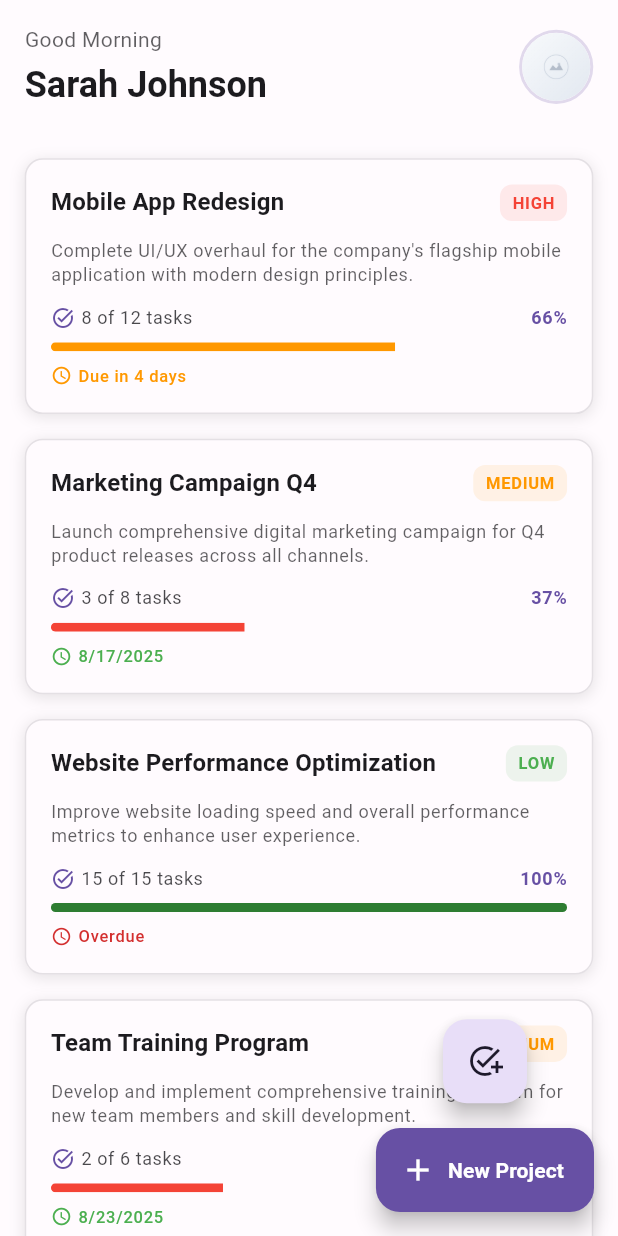
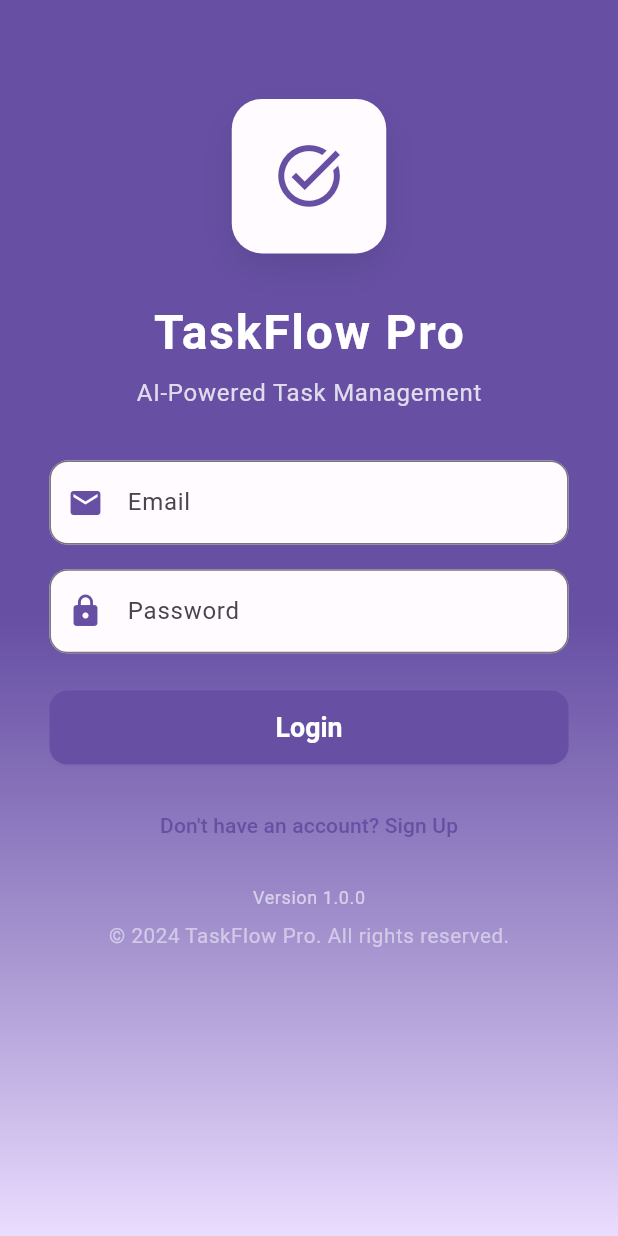
Before and after one commit to EWO-CHIKAMSO/flutter-taskManager, a Flutter app: the screen it shows after launch, on a phone screen of 412 x 824 dp. Run offline on Flutter 3.47's test engine with Material 3 defaults, Android fonts, the phone set to English and light mode, and no system bars; drawn by our look-alikes of cached_network_image; our stand-ins replace connectivity_plus, firebase_auth, firebase_core, flutter_svg, google_fonts, sizer; accounts and stored records are empty.

Commit message:
new commits

```diff
--- a/lib/presentation/home_screen/home_screen.dart
+++ b/lib/presentation/home_screen/home_screen.dart
@@ -1,3 +1,4 @@
+import 'package:firebase_auth/firebase_auth.dart';
 import 'package:flutter/material.dart';
 import 'package:sizer/sizer.dart';
 
@@ -21,13 +22,31 @@ class _HomeScreenState extends State<HomeScreen> with TickerProviderStateMixin {
   Map<String, dynamic>? _selectedProject;
   OverlayEntry? _overlayEntry;
 
-  // Mock user data
-  final Map<String, dynamic> _userData = {
-    "name": "Sarah Johnson",
-    "email": "sarah.johnson@email.com",
-    "avatar":
-        "https://images.unsplash.com/photo-1494790108755-2616b612b786?w=150&h=150&fit=crop&crop=face",
+// Get the current Firebase user
+User? get _firebaseUser => FirebaseAuth.instance.currentUser;
+
+// Get current user data as a map
+Map<String, dynamic> get _userData {
+  final user = _firebaseUser;
+  return {
+    "name": user?.displayName ?? "User",
+    "email": user?.email ?? "no-email",
+    "avatar": user?.photoURL ??
+        "https://ui-avatars.com/api/?name=${Uri.encodeComponent(user?.displayName ?? "User")}&background=random",
   };
+}
+  User? get _currentUser => FirebaseAuth.instance.currentUser;
+  User? get _user => _currentUser;
+  String get _userName => _user?.displayName ?? 'User';
+  String get _userEmail => _user?.email ?? 'no-email';
+  String get _userAvatar =>
+      _user?.photoURL ??
+      "https://ui-avatars.com/api/?name=${Uri.encodeComponent(_userName)}&background=random";
+  Map<String, dynamic> get userData => {
+        "name": _userName,
+        "email": _userEmail,
+        "avatar": _userAvatar,
+      };
 
   // Mock projects data
   final List<Map<String, dynamic>> _projects = [
@@ -258,6 +277,7 @@ class _HomeScreenState extends State<HomeScreen> with TickerProviderStateMixin {
         ),
       ),
       floatingActionButton: _buildFloatingActionButtons(),
+
     );
   }
 
@@ -339,17 +359,17 @@ class _HomeScreenState extends State<HomeScreen> with TickerProviderStateMixin {
 
         // Main Project FAB
         FloatingActionButton.extended(
-          heroTag: "newProject",
-          onPressed: _createNewProject,
+          heroTag: "ai assistant",
+          onPressed:()=> Navigator.pushNamed(context, '/ai-assistant-screen'),
           backgroundColor: AppTheme.lightTheme.colorScheme.primary,
           foregroundColor: AppTheme.lightTheme.colorScheme.onPrimary,
           icon: CustomIconWidget(
-            iconName: 'add',
+            iconName: 'Ai',
             color: AppTheme.lightTheme.colorScheme.onPrimary,
             size: 24,
           ),
           label: Text(
-            'New Project',
+            'Ai Assistant',
             style: AppTheme.lightTheme.textTheme.labelLarge?.copyWith(
               color: AppTheme.lightTheme.colorScheme.onPrimary,
               fontWeight: FontWeight.w600,
--- /dev/null
+++ b/lib/presentation/splash_screen/login.dart
@@ -0,0 +1,343 @@
+import 'package:flutter/material.dart';
+import 'package:firebase_auth/firebase_auth.dart';
+import 'package:sizer/sizer.dart';
+import '../../core/app_export.dart';
+
+class LoginScreen extends StatefulWidget {
+  const LoginScreen({super.key});
+
+  @override
+  State<LoginScreen> createState() => _LoginScreenState();
+}
+
+class _LoginScreenState extends State<LoginScreen>
+    with SingleTickerProviderStateMixin {
+  late AnimationController _animationController;
+  late Animation<double> _scaleAnimation;
+  late Animation<double> _fadeAnimation;
+
+  final _formKey = GlobalKey<FormState>();
+  bool _isLoading = false;
+  bool _isLogin = true;
+  String _email = '';
+  String _password = '';
+  String _error = '';
+
+  @override
+  void initState() {
+    super.initState();
+    _initializeAnimations();
+  }
+
+  void _initializeAnimations() {
+    _animationController = AnimationController(
+      duration: const Duration(milliseconds: 2000),
+      vsync: this,
+    );
+
+    _scaleAnimation = Tween<double>(
+      begin: 0.8,
+      end: 1.0,
+    ).animate(CurvedAnimation(
+      parent: _animationController,
+      curve: Curves.elasticOut,
+    ));
+
+    _fadeAnimation = Tween<double>(
+      begin: 0.0,
+      end: 1.0,
+    ).animate(CurvedAnimation(
+      parent: _animationController,
+      curve: Curves.easeInOut,
+    ));
+
+    _animationController.forward();
+  }
+
+  @override
+  void dispose() {
+    _animationController.dispose();
+    super.dispose();
+  }
+
+  Future<void> _submit() async {
+    if (!_formKey.currentState!.validate()) return;
+    setState(() {
+      _isLoading = true;
+      _error = '';
+    });
+    _formKey.currentState!.save();
+    try {
+      if (_isLogin) {
+        // Login
+        await FirebaseAuth.instance
+            .signInWithEmailAndPassword(email: _email, password: _password);
+      } else {
+        // Signup
+        await FirebaseAuth.instance
+            .createUserWithEmailAndPassword(email: _email, password: _password);
+      }
+      if (mounted) {
+        Navigator.pushReplacementNamed(context, '/home-screen');
+      }
+    } on FirebaseAuthException catch (e) {
+      setState(() {
+        _error = e.message ?? 'Authentication error';
+      });
+    } catch (e) {
+      setState(() {
+        _error = 'An unexpected error occurred';
+      });
+    } finally {
+      if (mounted) {
+        setState(() {
+          _isLoading = false;
+        });
+      }
+    }
+  }
+
+  void _toggleFormType() {
+    setState(() {
+      _isLogin = !_isLogin;
+      _error = '';
+    });
+  }
+
+  @override
+  Widget build(BuildContext context) {
+    return Scaffold(
+      backgroundColor: AppTheme.lightTheme.colorScheme.primary,
+      body: SafeArea(
+        child: Container(
+          width: double.infinity,
+          height: double.infinity,
+          decoration: BoxDecoration(
+            gradient: LinearGradient(
+              begin: Alignment.topCenter,
+              end: Alignment.bottomCenter,
+              colors: [
+                AppTheme.lightTheme.colorScheme.primary,
+                AppTheme.lightTheme.colorScheme.primary.withOpacity(0.8),
+                AppTheme.lightTheme.colorScheme.primaryContainer,
+              ],
+            ),
+          ),
+          child: SingleChildScrollView(
+            child: Column(
+              mainAxisAlignment: MainAxisAlignment.center,
+              children: [
+                SizedBox(height: 8.h),
+                AnimatedBuilder(
+                  animation: _animationController,
+                  builder: (context, child) {
+                    return FadeTransition(
+                      opacity: _fadeAnimation,
+                      child: ScaleTransition(
+                        scale: _scaleAnimation,
+                        child: _buildLogoSection(),
+                      ),
+                    );
+                  },
+                ),
+                SizedBox(height: 4.h),
+                _buildFormSection(),
+                if (_error.isNotEmpty)
+                  Padding(
+                    padding: EdgeInsets.symmetric(vertical: 2.h, horizontal: 8.w),
+                    child: Text(
+                      _error,
+                      style: TextStyle(
+                        color: Colors.redAccent,
+                        fontSize: 12.sp,
+                        fontWeight: FontWeight.w500,
+                      ),
+                      textAlign: TextAlign.center,
+                    ),
+                  ),
+                SizedBox(height: 2.h),
+                _buildFooterSection(),
+                SizedBox(height: 4.h),
+              ],
+            ),
+          ),
+        ),
+      ),
+    );
+  }
+
+  Widget _buildLogoSection() {
+    return Column(
+      children: [
+        Container(
+          width: 25.w,
+          height: 25.w,
+          decoration: BoxDecoration(
+            color: AppTheme.lightTheme.colorScheme.surface,
+            borderRadius: BorderRadius.circular(20),
+            boxShadow: [
+              BoxShadow(
+                color: Colors.black.withOpacity(0.1),
+                blurRadius: 20,
+                offset: const Offset(0, 10),
+              ),
+            ],
+          ),
+          child: Center(
+            child: CustomIconWidget(
+              iconName: 'task_alt',
+              color: AppTheme.lightTheme.colorScheme.primary,
+              size: 12.w,
+            ),
+          ),
+        ),
+        SizedBox(height: 4.h),
+        Text(
+          'TaskFlow Pro',
+          style: AppTheme.lightTheme.textTheme.headlineLarge?.copyWith(
+            color: AppTheme.lightTheme.colorScheme.onPrimary,
+            fontWeight: FontWeight.bold,
+            letterSpacing: 1.2,
+          ),
+        ),
+        SizedBox(height: 1.h),
+        Text(
+          'AI-Powered Task Management',
+          style: AppTheme.lightTheme.textTheme.bodyLarge?.copyWith(
+            color: AppTheme.lightTheme.colorScheme.onPrimary.withOpacity(0.8),
+            letterSpacing: 0.5,
+          ),
+        ),
+      ],
+    );
+  }
+
+  Widget _buildFormSection() {
+    return Padding(
+      padding: EdgeInsets.symmetric(horizontal: 8.w),
+      child: Form(
+        key: _formKey,
+        child: Column(
+          children: [
+            TextFormField(
+              key: const ValueKey('email'),
+              decoration: InputDecoration(
+                labelText: 'Email',
+                filled: true,
+                fillColor: AppTheme.lightTheme.colorScheme.surface,
+                border: OutlineInputBorder(
+                  borderRadius: BorderRadius.circular(12),
+                ),
+                prefixIcon: Icon(Icons.email,
+                    color: AppTheme.lightTheme.colorScheme.primary),
+              ),
+              keyboardType: TextInputType.emailAddress,
+              style: TextStyle(
+                color: AppTheme.lightTheme.colorScheme.onSurface,
+              ),
+              validator: (value) {
+                if (value == null ||
+                    value.isEmpty ||
+                    !value.contains('@')) {
+                  return 'Please enter a valid email address';
+                }
+                return null;
+              },
+              onSaved: (value) => _email = value!.trim(),
+            ),
+            SizedBox(height: 2.h),
+            TextFormField(
+              key: const ValueKey('password'),
+              decoration: InputDecoration(
+                labelText: 'Password',
+                filled: true,
+                fillColor: AppTheme.lightTheme.colorScheme.surface,
+                border: OutlineInputBorder(
+                  borderRadius: BorderRadius.circular(12),
+                ),
+                prefixIcon: Icon(Icons.lock,
+                    color: AppTheme.lightTheme.colorScheme.primary),
+              ),
+              obscureText: true,
+              style: TextStyle(
+                color: AppTheme.lightTheme.colorScheme.onSurface,
+              ),
+              validator: (value) {
+                if (value == null || value.length < 6) {
+                  return 'Password must be at least 6 characters';
+                }
+                return null;
+              },
+              onSaved: (value) => _password = value!.trim(),
+            ),
+            SizedBox(height: 3.h),
+            SizedBox(
+              width: double.infinity,
+              height: 6.h,
+              child: ElevatedButton(
+                style: ElevatedButton.styleFrom(
+                  backgroundColor: AppTheme.lightTheme.colorScheme.primary,
+                  foregroundColor: AppTheme.lightTheme.colorScheme.onPrimary,
+                  shape: RoundedRectangleBorder(
+                    borderRadius: BorderRadius.circular(12),
+                  ),
+                  textStyle: TextStyle(
+                    fontSize: 13.sp,
+                    fontWeight: FontWeight.bold,
+                  ),
+                ),
+                onPressed: _isLoading ? null : _submit,
+                child: _isLoading
+                    ? SizedBox(
+                        width: 5.w,
+                        height: 5.w,
+                        child: CircularProgressIndicator(
+                          strokeWidth: 2,
+                          valueColor: AlwaysStoppedAnimation<Color>(
+                            AppTheme.lightTheme.colorScheme.onPrimary,
+                          ),
+                        ),
+                      )
+                    : Text(_isLogin ? 'Login' : 'Sign Up'),
+              ),
+            ),
+            SizedBox(height: 2.h),
+            TextButton(
+              onPressed: _isLoading ? null : _toggleFormType,
+              child: Text(
+                _isLogin
+                    ? "Don't have an account? Sign Up"
+                    : "Already have an account? Login",
+                style: TextStyle(
+                  color: AppTheme.lightTheme.colorScheme.primary,
+                  fontWeight: FontWeight.w500,
+                ),
+              ),
+            ),
+          ],
+        ),
+      ),
+    );
+  }
+
+  Widget _buildFooterSection() {
+    return Column(
+      children: [
+        Text(
+          'Version 1.0.0',
+          style: AppTheme.lightTheme.textTheme.bodySmall?.copyWith(
+            color: AppTheme.lightTheme.colorScheme.onPrimary.withOpacity(0.6),
+          ),
+        ),
+        SizedBox(height: 1.h),
+        Text(
+          '© 2024 TaskFlow Pro. All rights reserved.',
+          style: AppTheme.lightTheme.textTheme.bodySmall?.copyWith(
+            color: AppTheme.lightTheme.colorScheme.onPrimary.withOpacity(0.5),
+            fontSize: 10.sp,
+          ),
+        ),
+      ],
+    );
+  }
+}
--- a/lib/presentation/splash_screen/splash_screen.dart
+++ b/lib/presentation/splash_screen/splash_screen.dart
@@ -1,5 +1,6 @@
 import 'package:flutter/material.dart';
 import 'package:sizer/sizer.dart';
+import 'package:taskflow_pro/presentation/splash_screen/login.dart';
 
 import '../../core/app_export.dart';
 
@@ -68,7 +69,8 @@ class _SplashScreenState extends State<SplashScreen>
       await Future.delayed(const Duration(milliseconds: 500));
 
       if (mounted) {
-        Navigator.pushReplacementNamed(context, '/home-screen');
+        Navigator.pushReplacement(context, MaterialPageRoute(builder: (_)=>LoginScreen()));
+       // Navigator.pushReplacementNamed(context, '/home-screen');
       }
     } catch (e) {
       // Handle initialization errors gracefully
--- a/pubspec.yaml
+++ b/pubspec.yaml
@@ -23,6 +23,8 @@ dependencies:
   dio: ^5.4.0
   fluttertoast: ^8.2.4
   fl_chart: ^0.65.0
+  firebase_core: ^4.0.0
+  firebase_auth: ^6.0.0
 
 dev_dependencies:
   flutter_test:    # 🚨 CRITICAL: Required for Flutter project testing - DO NOT REMOVE
```
Also changed, not shown: lib/main.dart (+9 -4 lines), firebase.json (added), lib/firebase_options.dart (added), 133 other files.
